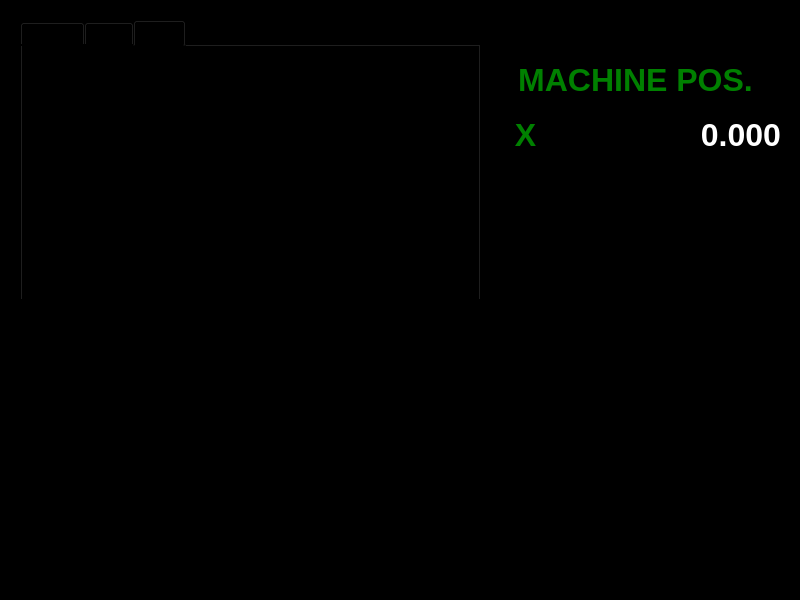
Qt form AP01/mainwindow.ui (rprimasta/beamsaw-cassade-sby) before a commit.
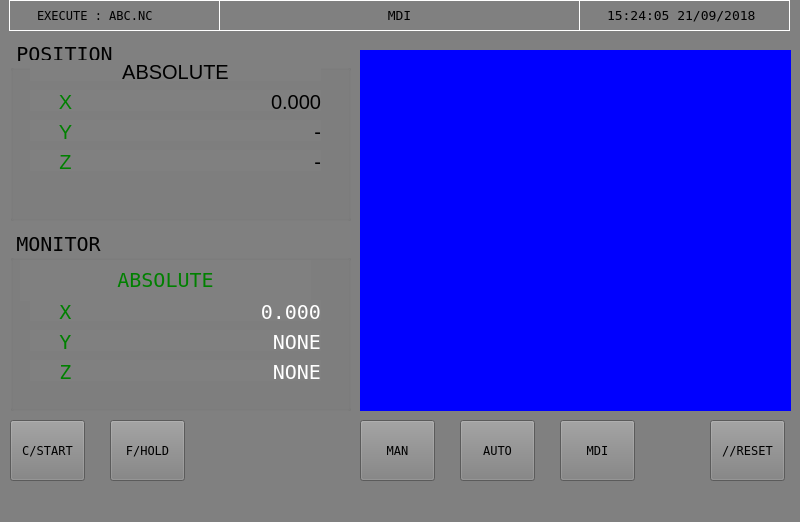
The same form after that commit.

Patch:
```diff
--- a/AP01/mainwindow.ui
+++ b/AP01/mainwindow.ui
@@ -7,7 +7,7 @@
     <x>0</x>
     <y>0</y>
     <width>800</width>
-    <height>600</height>
+    <height>522</height>
    </rect>
   </property>
   <property name="windowTitle">
@@ -17,179 +17,1077 @@
    <bool>false</bool>
   </property>
   <property name="styleSheet">
-   <string notr="true">background-color : black;</string>
+   <string notr="true">background-color : grey;</string>
   </property>
   <widget class="QWidget" name="centralwidget">
-   <widget class="QTabWidget" name="TAB_CONTROL">
+   <widget class="QFrame" name="frame_2">
     <property name="geometry">
      <rect>
-      <x>20</x>
-      <y>20</y>
-      <width>461</width>
-      <height>281</height>
+      <x>9</x>
+      <y>0</y>
+      <width>781</width>
+      <height>31</height>
      </rect>
     </property>
-    <property name="tabPosition">
-     <enum>QTabWidget::North</enum>
+    <property name="styleSheet">
+     <string notr="true">border-color: rgb(255, 255, 255);
+border-width : 1.2px;
+border-style:outset;</string>
+    </property>
+    <property name="frameShape">
+     <enum>QFrame::StyledPanel</enum>
+    </property>
+    <property name="frameShadow">
+     <enum>QFrame::Raised</enum>
+    </property>
+    <widget class="QLabel" name="label_15">
+     <property name="geometry">
+      <rect>
+       <x>0</x>
+       <y>0</y>
+       <width>211</width>
+       <height>31</height>
+      </rect>
+     </property>
+     <property name="font">
+      <font>
+       <family>Fixedsys</family>
+       <pointsize>9</pointsize>
+       <weight>50</weight>
+       <bold>false</bold>
+      </font>
+     </property>
+     <property name="styleSheet">
+      <string notr="true">QLabel { color : black; }</string>
+     </property>
+     <property name="inputMethodHints">
+      <set>Qt::ImhPreferNumbers</set>
+     </property>
+     <property name="frameShape">
+      <enum>QFrame::NoFrame</enum>
+     </property>
+     <property name="lineWidth">
+      <number>100</number>
+     </property>
+     <property name="text">
+      <string>EXECUTE : ABC.NC</string>
+     </property>
+     <property name="textFormat">
+      <enum>Qt::RichText</enum>
+     </property>
+     <property name="scaledContents">
+      <bool>false</bool>
+     </property>
+     <property name="wordWrap">
+      <bool>false</bool>
+     </property>
+     <property name="margin">
+      <number>0</number>
+     </property>
+     <property name="indent">
+      <number>27</number>
+     </property>
+    </widget>
+    <widget class="QLabel" name="label_16">
+     <property name="geometry">
+      <rect>
+       <x>570</x>
+       <y>0</y>
+       <width>211</width>
+       <height>31</height>
+      </rect>
+     </property>
+     <property name="font">
+      <font>
+       <family>Fixedsys</family>
+       <pointsize>10</pointsize>
+       <weight>50</weight>
+       <bold>false</bold>
+      </font>
+     </property>
+     <property name="styleSheet">
+      <string notr="true">QLabel { color : black; }</string>
+     </property>
+     <property name="inputMethodHints">
+      <set>Qt::ImhPreferNumbers</set>
+     </property>
+     <property name="frameShape">
+      <enum>QFrame::NoFrame</enum>
+     </property>
+     <property name="lineWidth">
+      <number>100</number>
+     </property>
+     <property name="text">
+      <string>15:24:05 21/09/2018</string>
+     </property>
+     <property name="textFormat">
+      <enum>Qt::RichText</enum>
+     </property>
+     <property name="scaledContents">
+      <bool>false</bool>
+     </property>
+     <property name="wordWrap">
+      <bool>false</bool>
+     </property>
+     <property name="margin">
+      <number>0</number>
+     </property>
+     <property name="indent">
+      <number>27</number>
+     </property>
+    </widget>
+    <widget class="QLabel" name="label_17">
+     <property name="geometry">
+      <rect>
+       <x>210</x>
+       <y>0</y>
+       <width>361</width>
+       <height>31</height>
+      </rect>
+     </property>
+     <property name="font">
+      <font>
+       <family>Fixedsys</family>
+       <pointsize>10</pointsize>
+       <weight>50</weight>
+       <bold>false</bold>
+      </font>
+     </property>
+     <property name="styleSheet">
+      <string notr="true">QLabel { color : black; }</string>
+     </property>
+     <property name="inputMethodHints">
+      <set>Qt::ImhPreferNumbers</set>
+     </property>
+     <property name="frameShape">
+      <enum>QFrame::NoFrame</enum>
+     </property>
+     <property name="lineWidth">
+      <number>100</number>
+     </property>
+     <property name="text">
+      <string>MDI</string>
+     </property>
+     <property name="textFormat">
+      <enum>Qt::RichText</enum>
+     </property>
+     <property name="scaledContents">
+      <bool>false</bool>
+     </property>
+     <property name="alignment">
+      <set>Qt::AlignCenter</set>
+     </property>
+     <property name="wordWrap">
+      <bool>false</bool>
+     </property>
+     <property name="margin">
+      <number>0</number>
+     </property>
+     <property name="indent">
+      <number>-1</number>
+     </property>
+    </widget>
+   </widget>
+   <widget class="QGroupBox" name="groupBox">
+    <property name="geometry">
+     <rect>
+      <x>10</x>
+      <y>40</y>
+      <width>341</width>
+      <height>181</height>
+     </rect>
+    </property>
+    <property name="font">
+     <font>
+      <family>Fixedsys</family>
+      <pointsize>15</pointsize>
+     </font>
+    </property>
+    <property name="styleSheet">
+     <string notr="true">color:black;
+font-size:15pt</string>
+    </property>
+    <property name="title">
+     <string>POSITION</string>
+    </property>
+    <widget class="QLabel" name="label_3">
+     <property name="geometry">
+      <rect>
+       <x>20</x>
+       <y>20</y>
+       <width>291</width>
+       <height>21</height>
+      </rect>
+     </property>
+     <property name="font">
+      <font>
+       <pointsize>15</pointsize>
+      </font>
+     </property>
+     <property name="styleSheet">
+      <string notr="true">QLabel { color : black; }</string>
+     </property>
+     <property name="inputMethodHints">
+      <set>Qt::ImhPreferNumbers</set>
+     </property>
+     <property name="frameShape">
+      <enum>QFrame::NoFrame</enum>
+     </property>
+     <property name="lineWidth">
+      <number>100</number>
+     </property>
+     <property name="text">
+      <string>ABSOLUTE</string>
+     </property>
+     <property name="textFormat">
+      <enum>Qt::RichText</enum>
+     </property>
+     <property name="scaledContents">
+      <bool>false</bool>
+     </property>
+     <property name="alignment">
+      <set>Qt::AlignCenter</set>
+     </property>
+     <property name="wordWrap">
+      <bool>false</bool>
+     </property>
+     <property name="margin">
+      <number>0</number>
+     </property>
+    </widget>
+    <widget class="QLabel" name="label_5">
+     <property name="geometry">
+      <rect>
+       <x>90</x>
+       <y>80</y>
+       <width>221</width>
+       <height>21</height>
+      </rect>
+     </property>
+     <property name="font">
+      <font>
+       <pointsize>15</pointsize>
+      </font>
+     </property>
+     <property name="styleSheet">
+      <string notr="true">QLabel { color : black; }</string>
+     </property>
+     <property name="inputMethodHints">
+      <set>Qt::ImhPreferNumbers</set>
+     </property>
+     <property name="frameShape">
+      <enum>QFrame::NoFrame</enum>
+     </property>
+     <property name="lineWidth">
+      <number>100</number>
+     </property>
+     <property name="text">
+      <string>-</string>
+     </property>
+     <property name="textFormat">
+      <enum>Qt::RichText</enum>
+     </property>
+     <property name="scaledContents">
+      <bool>false</bool>
+     </property>
+     <property name="alignment">
+      <set>Qt::AlignRight|Qt::AlignTrailing|Qt::AlignVCenter</set>
+     </property>
+     <property name="wordWrap">
+      <bool>false</bool>
+     </property>
+     <property name="margin">
+      <number>0</number>
+     </property>
+    </widget>
+    <widget class="QLabel" name="label_7">
+     <property name="geometry">
+      <rect>
+       <x>90</x>
+       <y>110</y>
+       <width>221</width>
+       <height>21</height>
+      </rect>
+     </property>
+     <property name="font">
+      <font>
+       <pointsize>15</pointsize>
+      </font>
+     </property>
+     <property name="styleSheet">
+      <string notr="true">QLabel { color : black; }</string>
+     </property>
+     <property name="inputMethodHints">
+      <set>Qt::ImhPreferNumbers</set>
+     </property>
+     <property name="frameShape">
+      <enum>QFrame::NoFrame</enum>
+     </property>
+     <property name="lineWidth">
+      <number>100</number>
+     </property>
+     <property name="text">
+      <string>-</string>
+     </property>
+     <property name="textFormat">
+      <enum>Qt::RichText</enum>
+     </property>
+     <property name="scaledContents">
+      <bool>false</bool>
+     </property>
+     <property name="alignment">
+      <set>Qt::AlignRight|Qt::AlignTrailing|Qt::AlignVCenter</set>
+     </property>
+     <property name="wordWrap">
+      <bool>false</bool>
+     </property>
+     <property name="margin">
+      <number>0</number>
+     </property>
+    </widget>
+    <widget class="QLabel" name="label_2">
+     <property name="geometry">
+      <rect>
+       <x>20</x>
+       <y>50</y>
+       <width>71</width>
+       <height>21</height>
+      </rect>
+     </property>
+     <property name="font">
+      <font>
+       <pointsize>15</pointsize>
+      </font>
+     </property>
+     <property name="styleSheet">
+      <string notr="true">QLabel { color : green; }</string>
+     </property>
+     <property name="inputMethodHints">
+      <set>Qt::ImhPreferNumbers</set>
+     </property>
+     <property name="frameShape">
+      <enum>QFrame::NoFrame</enum>
+     </property>
+     <property name="lineWidth">
+      <number>100</number>
+     </property>
+     <property name="text">
+      <string>X</string>
+     </property>
+     <property name="textFormat">
+      <enum>Qt::RichText</enum>
+     </property>
+     <property name="scaledContents">
+      <bool>false</bool>
+     </property>
+     <property name="alignment">
+      <set>Qt::AlignCenter</set>
+     </property>
+     <property name="wordWrap">
+      <bool>false</bool>
+     </property>
+     <property name="margin">
+      <number>0</number>
+     </property>
+    </widget>
+    <widget class="QLabel" name="label_4">
+     <property name="geometry">
+      <rect>
+       <x>20</x>
+       <y>80</y>
+       <width>71</width>
+       <height>21</height>
+      </rect>
+     </property>
+     <property name="font">
+      <font>
+       <pointsize>15</pointsize>
+      </font>
+     </property>
+     <property name="styleSheet">
+      <string notr="true">QLabel { color : green; }</string>
+     </property>
+     <property name="inputMethodHints">
+      <set>Qt::ImhPreferNumbers</set>
+     </property>
+     <property name="frameShape">
+      <enum>QFrame::NoFrame</enum>
+     </property>
+     <property name="lineWidth">
+      <number>100</number>
+     </property>
+     <property name="text">
+      <string>Y</string>
+     </property>
+     <property name="textFormat">
+      <enum>Qt::RichText</enum>
+     </property>
+     <property name="scaledContents">
+      <bool>false</bool>
+     </property>
+     <property name="alignment">
+      <set>Qt::AlignCenter</set>
+     </property>
+     <property name="wordWrap">
+      <bool>false</bool>
+     </property>
+     <property name="margin">
+      <number>0</number>
+     </property>
+    </widget>
+    <widget class="QLabel" name="label_8">
+     <property name="geometry">
+      <rect>
+       <x>20</x>
+       <y>110</y>
+       <width>71</width>
+       <height>21</height>
+      </rect>
+     </property>
+     <property name="font">
+      <font>
+       <pointsize>15</pointsize>
+      </font>
+     </property>
+     <property name="styleSheet">
+      <string notr="true">QLabel { color : green; }</string>
+     </property>
+     <property name="inputMethodHints">
+      <set>Qt::ImhPreferNumbers</set>
+     </property>
+     <property name="frameShape">
+      <enum>QFrame::NoFrame</enum>
+     </property>
+     <property name="lineWidth">
+      <number>100</number>
+     </property>
+     <property name="text">
+      <string>Z</string>
+     </property>
+     <property name="textFormat">
+      <enum>Qt::RichText</enum>
+     </property>
+     <property name="scaledContents">
+      <bool>false</bool>
+     </property>
+     <property name="alignment">
+      <set>Qt::AlignCenter</set>
+     </property>
+     <property name="wordWrap">
+      <bool>false</bool>
+     </property>
+     <property name="margin">
+      <number>0</number>
+     </property>
+    </widget>
+    <widget class="QLabel" name="label">
+     <property name="geometry">
+      <rect>
+       <x>90</x>
+       <y>50</y>
+       <width>221</width>
+       <height>21</height>
+      </rect>
+     </property>
+     <property name="font">
+      <font>
+       <pointsize>15</pointsize>
+      </font>
+     </property>
+     <property name="styleSheet">
+      <string notr="true">QLabel { color : black; }</string>
+     </property>
+     <property name="inputMethodHints">
+      <set>Qt::ImhPreferNumbers</set>
+     </property>
+     <property name="frameShape">
+      <enum>QFrame::NoFrame</enum>
+     </property>
+     <property name="lineWidth">
+      <number>100</number>
+     </property>
+     <property name="text">
+      <string>0.000</string>
+     </property>
+     <property name="textFormat">
+      <enum>Qt::RichText</enum>
+     </property>
+     <property name="scaledContents">
+      <bool>false</bool>
+     </property>
+     <property name="alignment">
+      <set>Qt::AlignRight|Qt::AlignTrailing|Qt::AlignVCenter</set>
+     </property>
+     <property name="wordWrap">
+      <bool>false</bool>
+     </property>
+     <property name="margin">
+      <number>0</number>
+     </property>
+    </widget>
+   </widget>
+   <widget class="QGroupBox" name="groupBox_2">
+    <property name="geometry">
+     <rect>
+      <x>10</x>
+      <y>230</y>
+      <width>341</width>
+      <height>181</height>
+     </rect>
+    </property>
+    <property name="font">
+     <font>
+      <family>Fixedsys</family>
+      <pointsize>15</pointsize>
+     </font>
+    </property>
+    <property name="styleSheet">
+     <string notr="true">color:black;
+font-size:15pt</string>
+    </property>
+    <property name="title">
+     <string>MONITOR</string>
+    </property>
+    <widget class="QLabel" name="label_6">
+     <property name="geometry">
+      <rect>
+       <x>10</x>
+       <y>30</y>
+       <width>291</width>
+       <height>41</height>
+      </rect>
+     </property>
+     <property name="font">
+      <font>
+       <family>Fixedsys</family>
+       <pointsize>15</pointsize>
+      </font>
+     </property>
+     <property name="styleSheet">
+      <string notr="true">QLabel { color : green; }</string>
+     </property>
+     <property name="inputMethodHints">
+      <set>Qt::ImhPreferNumbers</set>
+     </property>
+     <property name="frameShape">
+      <enum>QFrame::NoFrame</enum>
+     </property>
+     <property name="lineWidth">
+      <number>100</number>
+     </property>
+     <property name="text">
+      <string>ABSOLUTE</string>
+     </property>
+     <property name="textFormat">
+      <enum>Qt::RichText</enum>
+     </property>
+     <property name="scaledContents">
+      <bool>false</bool>
+     </property>
+     <property name="alignment">
+      <set>Qt::AlignCenter</set>
+     </property>
+     <property name="wordWrap">
+      <bool>false</bool>
+     </property>
+     <property name="margin">
+      <number>0</number>
+     </property>
+    </widget>
+    <widget class="QLabel" name="label_9">
+     <property name="geometry">
+      <rect>
+       <x>90</x>
+       <y>100</y>
+       <width>221</width>
+       <height>21</height>
+      </rect>
+     </property>
+     <property name="font">
+      <font>
+       <family>Fixedsys</family>
+       <pointsize>15</pointsize>
+      </font>
+     </property>
+     <property name="styleSheet">
+      <string notr="true">QLabel { color : white; }</string>
+     </property>
+     <property name="inputMethodHints">
+      <set>Qt::ImhPreferNumbers</set>
+     </property>
+     <property name="frameShape">
+      <enum>QFrame::NoFrame</enum>
+     </property>
+     <property name="lineWidth">
+      <number>100</number>
+     </property>
+     <property name="text">
+      <string>NONE</string>
+     </property>
+     <property name="textFormat">
+      <enum>Qt::RichText</enum>
+     </property>
+     <property name="scaledContents">
+      <bool>false</bool>
+     </property>
+     <property name="alignment">
+      <set>Qt::AlignRight|Qt::AlignTrailing|Qt::AlignVCenter</set>
+     </property>
+     <property name="wordWrap">
+      <bool>false</bool>
+     </property>
+     <property name="margin">
+      <number>0</number>
+     </property>
+    </widget>
+    <widget class="QLabel" name="label_10">
+     <property name="geometry">
+      <rect>
+       <x>90</x>
+       <y>130</y>
+       <width>221</width>
+       <height>21</height>
+      </rect>
+     </property>
+     <property name="font">
+      <font>
+       <family>Fixedsys</family>
+       <pointsize>15</pointsize>
+      </font>
+     </property>
+     <property name="styleSheet">
+      <string notr="true">QLabel { color : white; }</string>
+     </property>
+     <property name="inputMethodHints">
+      <set>Qt::ImhPreferNumbers</set>
+     </property>
+     <property name="frameShape">
+      <enum>QFrame::NoFrame</enum>
+     </property>
+     <property name="lineWidth">
+      <number>100</number>
+     </property>
+     <property name="text">
+      <string>NONE</string>
+     </property>
+     <property name="textFormat">
+      <enum>Qt::RichText</enum>
+     </property>
+     <property name="scaledContents">
+      <bool>false</bool>
+     </property>
+     <property name="alignment">
+      <set>Qt::AlignRight|Qt::AlignTrailing|Qt::AlignVCenter</set>
+     </property>
+     <property name="wordWrap">
+      <bool>false</bool>
+     </property>
+     <property name="margin">
+      <number>0</number>
+     </property>
+    </widget>
+    <widget class="QLabel" name="label_11">
+     <property name="geometry">
+      <rect>
+       <x>20</x>
+       <y>70</y>
+       <width>71</width>
+       <height>21</height>
+      </rect>
+     </property>
+     <property name="font">
+      <font>
+       <family>Fixedsys</family>
+       <pointsize>15</pointsize>
+      </font>
+     </property>
+     <property name="styleSheet">
+      <string notr="true">QLabel { color : green; }</string>
+     </property>
+     <property name="inputMethodHints">
+      <set>Qt::ImhPreferNumbers</set>
+     </property>
+     <property name="frameShape">
+      <enum>QFrame::NoFrame</enum>
+     </property>
+     <property name="lineWidth">
+      <number>100</number>
+     </property>
+     <property name="text">
+      <string>X</string>
+     </property>
+     <property name="textFormat">
+      <enum>Qt::RichText</enum>
+     </property>
+     <property name="scaledContents">
+      <bool>false</bool>
+     </property>
+     <property name="alignment">
+      <set>Qt::AlignCenter</set>
+     </property>
+     <property name="wordWrap">
+      <bool>false</bool>
+     </property>
+     <property name="margin">
+      <number>0</number>
+     </property>
+    </widget>
+    <widget class="QLabel" name="label_12">
+     <property name="geometry">
+      <rect>
+       <x>20</x>
+       <y>100</y>
+       <width>71</width>
+       <height>21</height>
+      </rect>
+     </property>
+     <property name="font">
+      <font>
+       <family>Fixedsys</family>
+       <pointsize>15</pointsize>
+      </font>
+     </property>
+     <property name="styleSheet">
+      <string notr="true">QLabel { color : green; }</string>
+     </property>
+     <property name="inputMethodHints">
+      <set>Qt::ImhPreferNumbers</set>
+     </property>
+     <property name="frameShape">
+      <enum>QFrame::NoFrame</enum>
+     </property>
+     <property name="lineWidth">
+      <number>100</number>
+     </property>
+     <property name="text">
+      <string>Y</string>
+     </property>
+     <property name="textFormat">
+      <enum>Qt::RichText</enum>
+     </property>
+     <property name="scaledContents">
+      <bool>false</bool>
+     </property>
+     <property name="alignment">
+      <set>Qt::AlignCenter</set>
+     </property>
+     <property name="wordWrap">
+      <bool>false</bool>
+     </property>
+     <property name="margin">
+      <number>0</number>
+     </property>
+    </widget>
+    <widget class="QLabel" name="label_13">
+     <property name="geometry">
+      <rect>
+       <x>20</x>
+       <y>130</y>
+       <width>71</width>
+       <height>21</height>
+      </rect>
+     </property>
+     <property name="font">
+      <font>
+       <family>Fixedsys</family>
+       <pointsize>15</pointsize>
+      </font>
+     </property>
+     <property name="styleSheet">
+      <string notr="true">QLabel { color : green; }</string>
+     </property>
+     <property name="inputMethodHints">
+      <set>Qt::ImhPreferNumbers</set>
+     </property>
+     <property name="frameShape">
+      <enum>QFrame::NoFrame</enum>
+     </property>
+     <property name="lineWidth">
+      <number>100</number>
+     </property>
+     <property name="text">
+      <string>Z</string>
+     </property>
+     <property name="textFormat">
+      <enum>Qt::RichText</enum>
+     </property>
+     <property name="scaledContents">
+      <bool>false</bool>
+     </property>
+     <property name="alignment">
+      <set>Qt::AlignCenter</set>
+     </property>
+     <property name="wordWrap">
+      <bool>false</bool>
+     </property>
+     <property name="margin">
+      <number>0</number>
+     </property>
+    </widget>
+    <widget class="QLabel" name="label_14">
+     <property name="geometry">
+      <rect>
+       <x>90</x>
+       <y>70</y>
+       <width>221</width>
+       <height>21</height>
+      </rect>
+     </property>
+     <property name="font">
+      <font>
+       <family>Fixedsys</family>
+       <pointsize>15</pointsize>
+      </font>
+     </property>
+     <property name="styleSheet">
+      <string notr="true">QLabel { color : white; }</string>
+     </property>
+     <property name="inputMethodHints">
+      <set>Qt::ImhPreferNumbers</set>
+     </property>
+     <property name="frameShape">
+      <enum>QFrame::NoFrame</enum>
+     </property>
+     <property name="lineWidth">
+      <number>100</number>
+     </property>
+     <property name="text">
+      <string>0.000</string>
+     </property>
+     <property name="textFormat">
+      <enum>Qt::RichText</enum>
+     </property>
+     <property name="scaledContents">
+      <bool>false</bool>
+     </property>
+     <property name="alignment">
+      <set>Qt::AlignRight|Qt::AlignTrailing|Qt::AlignVCenter</set>
+     </property>
+     <property name="wordWrap">
+      <bool>false</bool>
+     </property>
+     <property name="margin">
+      <number>0</number>
+     </property>
+    </widget>
+   </widget>
+   <widget class="QStackedWidget" name="stackedWidget">
+    <property name="geometry">
+     <rect>
+      <x>360</x>
+      <y>50</y>
+      <width>431</width>
+      <height>361</height>
+     </rect>
+    </property>
+    <property name="autoFillBackground">
+     <bool>false</bool>
+    </property>
+    <property name="styleSheet">
+     <string notr="true">background-color:blue;</string>
     </property>
     <property name="currentIndex">
      <number>2</number>
     </property>
-    <widget class="QWidget" name="tab">
-     <attribute name="title">
-      <string>Manual</string>
-     </attribute>
-    </widget>
-    <widget class="QWidget" name="tab_2">
-     <attribute name="title">
-      <string>Auto</string>
-     </attribute>
-    </widget>
-    <widget class="QWidget" name="">
-     <attribute name="title">
-      <string>Page</string>
-     </attribute>
-    </widget>
+    <widget class="QWidget" name="page"/>
+    <widget class="QWidget" name="page_2"/>
    </widget>
-   <widget class="QLabel" name="label">
+   <widget class="QPushButton" name="pushButton">
+    <property name="geometry">
+     <rect>
+      <x>10</x>
+      <y>420</y>
+      <width>75</width>
+      <height>61</height>
+     </rect>
+    </property>
+    <property name="font">
+     <font>
+      <family>Fixedsys</family>
+     </font>
+    </property>
+    <property name="styleSheet">
+     <string notr="true"/>
+    </property>
+    <property name="text">
+     <string>C/START</string>
+    </property>
+    <property name="checkable">
+     <bool>false</bool>
+    </property>
+    <property name="autoDefault">
+     <bool>false</bool>
+    </property>
+    <property name="default">
+     <bool>false</bool>
+    </property>
+    <property name="flat">
+     <bool>false</bool>
+    </property>
+   </widget>
+   <widget class="QPushButton" name="pushButton_2">
+    <property name="geometry">
+     <rect>
+      <x>110</x>
+      <y>420</y>
+      <width>75</width>
+      <height>61</height>
+     </rect>
+    </property>
+    <property name="font">
+     <font>
+      <family>Fixedsys</family>
+     </font>
+    </property>
+    <property name="styleSheet">
+     <string notr="true"/>
+    </property>
+    <property name="text">
+     <string>F/HOLD</string>
+    </property>
+    <property name="checkable">
+     <bool>false</bool>
+    </property>
+    <property name="autoDefault">
+     <bool>false</bool>
+    </property>
+    <property name="default">
+     <bool>false</bool>
+    </property>
+    <property name="flat">
+     <bool>false</bool>
+    </property>
+   </widget>
+   <widget class="QPushButton" name="pushButton_3">
+    <property name="geometry">
+     <rect>
+      <x>710</x>
+      <y>420</y>
+      <width>75</width>
+      <height>61</height>
+     </rect>
+    </property>
+    <property name="font">
+     <font>
+      <family>Fixedsys</family>
+     </font>
+    </property>
+    <property name="styleSheet">
+     <string notr="true"/>
+    </property>
+    <property name="text">
+     <string>//RESET</string>
+    </property>
+    <property name="checkable">
+     <bool>false</bool>
+    </property>
+    <property name="autoDefault">
+     <bool>false</bool>
+    </property>
+    <property name="default">
+     <bool>false</bool>
+    </property>
+    <property name="flat">
+     <bool>false</bool>
+    </property>
+   </widget>
+   <widget class="QPushButton" name="pushButton_4">
+    <property name="geometry">
+     <rect>
+      <x>360</x>
+      <y>420</y>
+      <width>75</width>
+      <height>61</height>
+     </rect>
+    </property>
+    <property name="font">
+     <font>
+      <family>Fixedsys</family>
+     </font>
+    </property>
+    <property name="styleSheet">
+     <string notr="true"/>
+    </property>
+    <property name="text">
+     <string>MAN</string>
+    </property>
+    <property name="checkable">
+     <bool>false</bool>
+    </property>
+    <property name="autoDefault">
+     <bool>false</bool>
+    </property>
+    <property name="default">
+     <bool>false</bool>
+    </property>
+    <property name="flat">
+     <bool>false</bool>
+    </property>
+   </widget>
+   <widget class="QPushButton" name="pushButton_5">
+    <property name="geometry">
+     <rect>
+      <x>460</x>
+      <y>420</y>
+      <width>75</width>
+      <height>61</height>
+     </rect>
+    </property>
+    <property name="font">
+     <font>
+      <family>Fixedsys</family>
+     </font>
+    </property>
+    <property name="styleSheet">
+     <string notr="true"/>
+    </property>
+    <property name="text">
+     <string>AUTO</string>
+    </property>
+    <property name="checkable">
+     <bool>false</bool>
+    </property>
+    <property name="autoDefault">
+     <bool>false</bool>
+    </property>
+    <property name="default">
+     <bool>false</bool>
+    </property>
+    <property name="flat">
+     <bool>false</bool>
+    </property>
+   </widget>
+   <widget class="QPushButton" name="pushButton_6">
     <property name="geometry">
      <rect>
       <x>560</x>
-      <y>110</y>
-      <width>221</width>
-      <height>51</height>
+      <y>420</y>
+      <width>75</width>
+      <height>61</height>
      </rect>
     </property>
     <property name="font">
      <font>
-      <pointsize>24</pointsize>
-      <weight>75</weight>
-      <bold>true</bold>
+      <family>Fixedsys</family>
      </font>
     </property>
     <property name="styleSheet">
-     <string notr="true">QLabel { color : white; }</string>
+     <string notr="true"/>
     </property>
-    <property name="inputMethodHints">
-     <set>Qt::ImhPreferNumbers</set>
-    </property>
-    <property name="frameShape">
-     <enum>QFrame::NoFrame</enum>
-    </property>
-    <property name="lineWidth">
-     <number>100</number>
-    </property>
     <property name="text">
-     <string>0.000</string>
+     <string>MDI</string>
     </property>
-    <property name="textFormat">
-     <enum>Qt::RichText</enum>
-    </property>
-    <property name="scaledContents">
+    <property name="checkable">
      <bool>false</bool>
     </property>
-    <property name="alignment">
-     <set>Qt::AlignRight|Qt::AlignTrailing|Qt::AlignVCenter</set>
-    </property>
-    <property name="wordWrap">
+    <property name="autoDefault">
      <bool>false</bool>
     </property>
-    <property name="margin">
-     <number>0</number>
-    </property>
-   </widget>
-   <widget class="QLabel" name="label_2">
-    <property name="geometry">
-     <rect>
-      <x>490</x>
-      <y>110</y>
-      <width>71</width>
-      <height>51</height>
-     </rect>
-    </property>
-    <property name="font">
-     <font>
-      <pointsize>24</pointsize>
-      <weight>75</weight>
-      <bold>true</bold>
-     </font>
-    </property>
-    <property name="styleSheet">
-     <string notr="true">QLabel { color : green; }</string>
-    </property>
-    <property name="inputMethodHints">
-     <set>Qt::ImhPreferNumbers</set>
-    </property>
-    <property name="frameShape">
-     <enum>QFrame::NoFrame</enum>
-    </property>
-    <property name="lineWidth">
-     <number>100</number>
-    </property>
-    <property name="text">
-     <string>X</string>
-    </property>
-    <property name="textFormat">
-     <enum>Qt::RichText</enum>
-    </property>
-    <property name="scaledContents">
+    <property name="default">
      <bool>false</bool>
     </property>
-    <property name="alignment">
-     <set>Qt::AlignCenter</set>
-    </property>
-    <property name="wordWrap">
+    <property name="flat">
      <bool>false</bool>
-    </property>
-    <property name="margin">
-     <number>0</number>
-    </property>
-   </widget>
-   <widget class="QLabel" name="label_3">
-    <property name="geometry">
-     <rect>
-      <x>490</x>
-      <y>60</y>
-      <width>291</width>
-      <height>41</height>
-     </rect>
-    </property>
-    <property name="font">
-     <font>
-      <pointsize>24</pointsize>
-      <weight>75</weight>
-      <bold>true</bold>
-     </font>
-    </property>
-    <property name="styleSheet">
-     <string notr="true">QLabel { color : green; }</string>
-    </property>
-    <property name="inputMethodHints">
-     <set>Qt::ImhPreferNumbers</set>
-    </property>
-    <property name="frameShape">
-     <enum>QFrame::NoFrame</enum>
-    </property>
-    <property name="lineWidth">
-     <number>100</number>
-    </property>
-    <property name="text">
-     <string>MACHINE POS.</string>
-    </property>
-    <property name="textFormat">
-     <enum>Qt::RichText</enum>
-    </property>
-    <property name="scaledContents">
-     <bool>false</bool>
-    </property>
-    <property name="alignment">
-     <set>Qt::AlignCenter</set>
-    </property>
-    <property name="wordWrap">
-     <bool>false</bool>
-    </property>
-    <property name="margin">
-     <number>0</number>
     </property>
    </widget>
   </widget>
```
Left out of the diff: 4 changed lines with no effect on the pictures.
